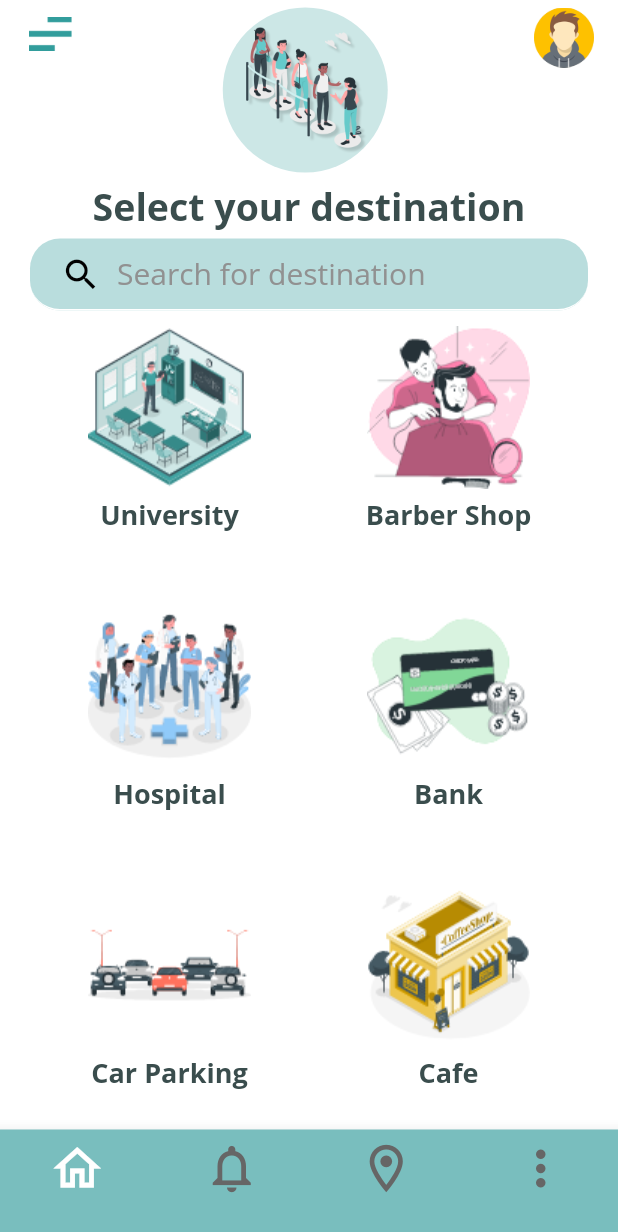
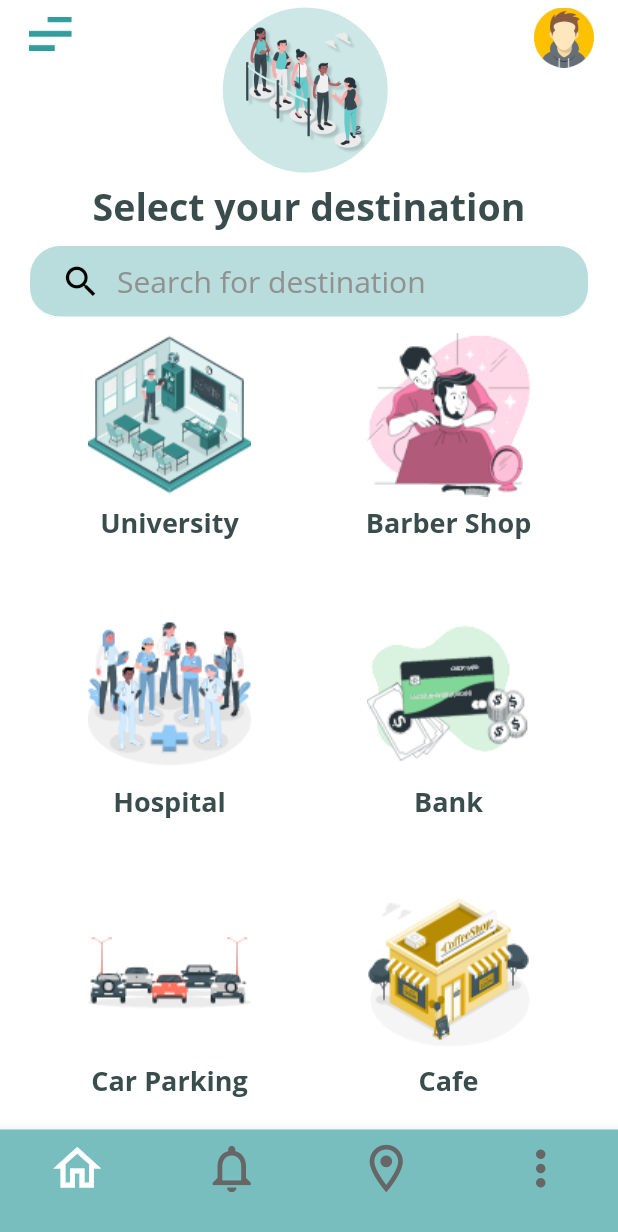
Before and after one commit to ahmeednasr/QueueyApp, a Flutter app: the screen it shows after launch, on a phone screen of 412 x 824 dp. Shown: the top 1232 px of the screen. Run offline on Flutter 3.47's test engine with Material 2 defaults, Android fonts, the phone set to English and light mode, and no system bars; our stand-ins replace flutter_rating_bar, flutter_swiper.

Commit message:
MO |  19/4/2021

```diff
--- a/lib/2 -Algaraiehy/12-home.dart
+++ b/lib/2 -Algaraiehy/12-home.dart
@@ -49,7 +49,7 @@ class HomeScreen extends StatelessWidget {
               ),
             ),
             SizedBox(
-              height: 5,
+              height: 10,
             ),
             TextField(
               controller: null,
@@ -95,7 +95,7 @@ class HomeScreen extends StatelessWidget {
             ),
             Expanded(
               child: Container(
-                width: MediaQuery.of(context).size.height,
+                width: MediaQuery.of(context).size.width,
                 height: MediaQuery.of(context).size.height,
                 // color: Color(0xffcccccc),
                 child: GridView.count(
--- a/lib/2 -Algaraiehy/26 more option.dart
+++ b/lib/2 -Algaraiehy/26 more option.dart
@@ -4,7 +4,7 @@ class MoreOption extends StatelessWidget {
   @override
   Widget build(BuildContext context) {
     return Container(
-      color: Colors.blue,
+      color: Colors.lightGreenAccent,
       child: Center(
         child: Text(
           'More optiopn',
--- a/pubspec.yaml
+++ b/pubspec.yaml
@@ -86,6 +86,11 @@ flutter:
      - assets/images/Screens/31-Settings/notification.png
      - assets/images/Screens/31-Settings/privacy.png
      - assets/images/Screens/31-Settings/logout.png
+     - assets/images/Screens/26-more option/1-About QueueY.png
+     - assets/images/Screens/26-more option/2-Report a Problem.png
+     - assets/images/Screens/26-more option/3-Rate QueueY.png
+     - assets/images/Screens/26-more option/4-Invite your friends.png
+     - assets/images/Screens/26-more option/5-Contact us.png
   #   - images/a_dot_ham.jpeg
 
   # An image asset can refer to one or more resolution-specific "variants", see
```
Also changed, not shown: assets/images/Screens/26-more option/1-About QueueY.png (added), assets/images/Screens/26-more option/2-Report a Problem.png (added), assets/images/Screens/26-more option/3-Rate QueueY.png (added), assets/images/Screens/26-more option/4-Invite your friends.png (added), assets/images/Screens/26-more option/5-Contact us.png (added).
